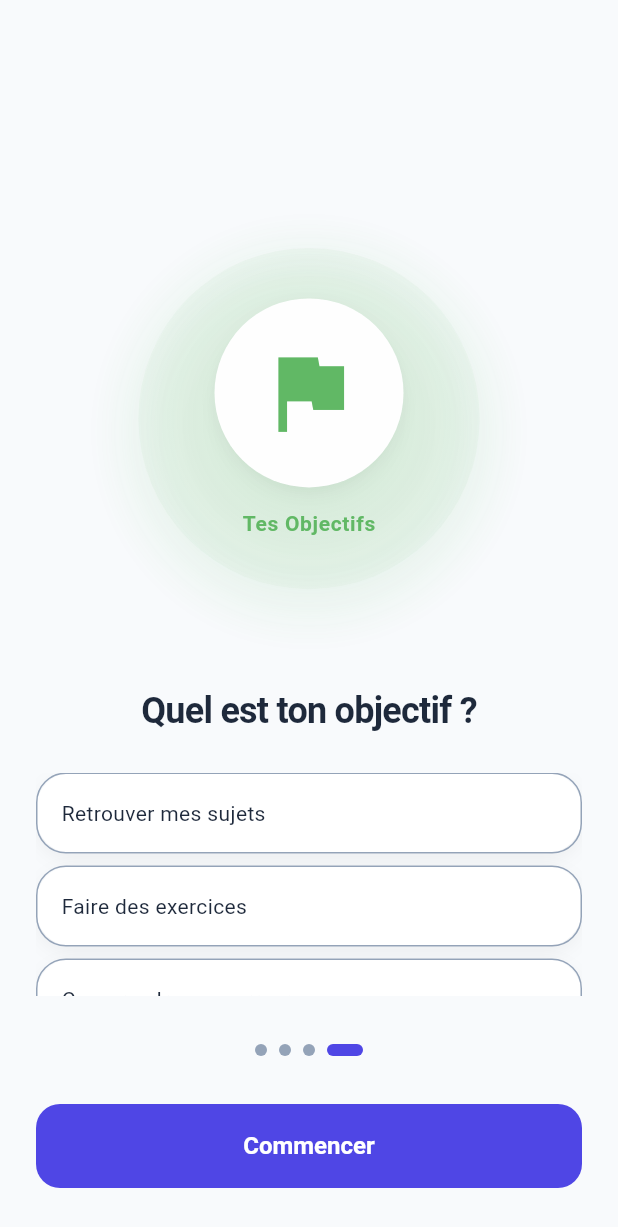
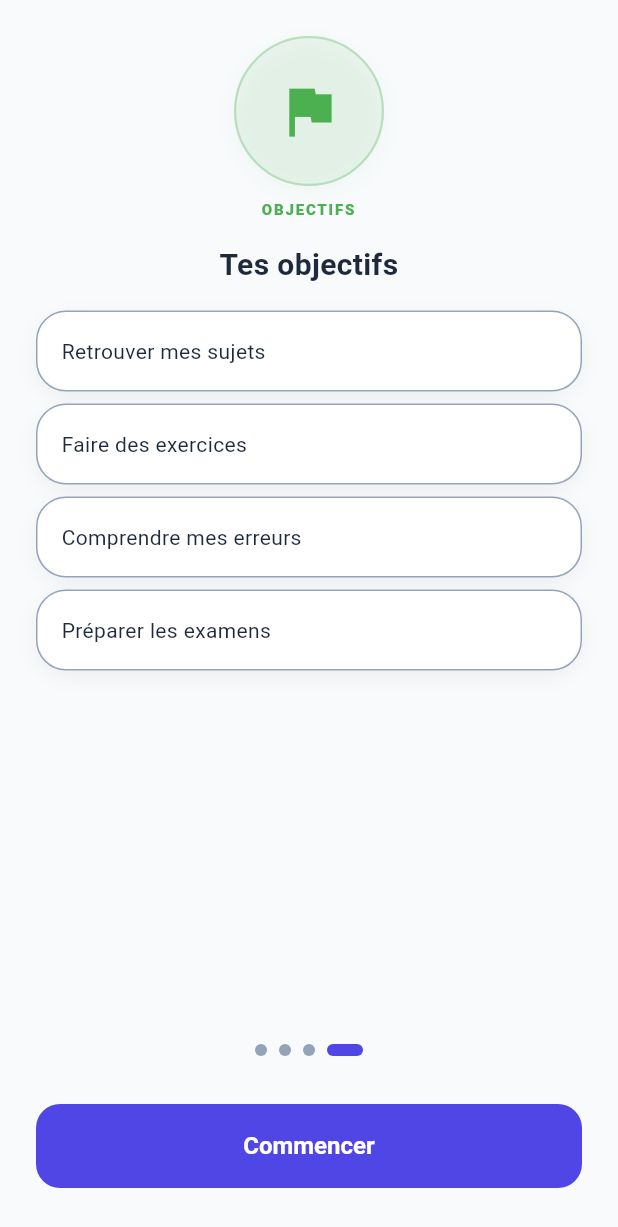
Before and after one commit to dialloabdoulghadirou1958-eng/bacnafa, a Flutter app: the screen it shows after launch, swiped to page 4, on a phone screen of 412 x 824 dp. Shown: the top 1227 px of the screen. Run offline on Flutter 3.47's test engine with Material 3 defaults, Android fonts, the phone set to English and light mode, and no system bars; our stand-ins replace flutter_riverpod, go_router.

Commit message:
Ajout de nouvelle amelioration

```diff
--- a/lib/features/onboarding/presentation/pages/onboarding_page.dart
+++ b/lib/features/onboarding/presentation/pages/onboarding_page.dart
@@ -40,10 +40,9 @@ class _OnboardingPageState extends ConsumerState<OnboardingPage> {
     return Scaffold(
       backgroundColor: AppColors.background,
       body: SafeArea(
-        child: Column(
+        child: Stack(
           children: [
-            Expanded(
-              child: PageView(
+            PageView(
               controller: _pageController,
               onPageChanged: (index) {
                 setState(() => _currentPage = index);
@@ -55,8 +54,19 @@ class _OnboardingPageState extends ConsumerState<OnboardingPage> {
                 _buildPage4(onboardingData),
               ],
             ),
+            Align(
+              alignment: Alignment.bottomCenter,
+              child: Container(
+                decoration: BoxDecoration(
+                  gradient: LinearGradient(
+                    begin: Alignment.topCenter,
+                    end: Alignment.bottomCenter,
+                    colors: [
+                      AppColors.background.withValues(alpha: 0),
+                      AppColors.background.withValues(alpha: 0.9),
+                    ],
                   ),
-            Padding(
+                ),
                 padding: EdgeInsets.symmetric(
                   horizontal: AppSpacing.lg,
                   vertical: AppSpacing.xl,
@@ -76,6 +86,7 @@ class _OnboardingPageState extends ConsumerState<OnboardingPage> {
                   ],
                 ),
               ),
+            ),
           ],
         ),
       ),
@@ -86,54 +97,50 @@ class _OnboardingPageState extends ConsumerState<OnboardingPage> {
     return Padding(
       padding: EdgeInsets.symmetric(horizontal: AppSpacing.lg),
       child: Column(
+        mainAxisAlignment: MainAxisAlignment.center,
         children: [
-          const Spacer(),
           const IllustrationCircle(
-            label: 'Apprentissage Intelligent',
+            label: 'Apprentissage',
             icon: Icons.auto_awesome,
             color: AppColors.primary,
           ),
-          SizedBox(height: AppSpacing.xxl),
+          SizedBox(height: AppSpacing.lg),
           Text(
-            'Prépare ton Bac intelligemment',
+            'Prépare ton Bac',
             textAlign: TextAlign.center,
             style: AppTextStyles.displayMedium,
           ),
-          SizedBox(height: AppSpacing.md),
+          SizedBox(height: AppSpacing.sm),
           Text(
-              'BacNafa est ton hub intelligent de sujets et corrections pour réussir ton examen avec confiance.',
+            'BacNafa est ton hub intelligent de sujets et corrections pour réussir ton examen.',
             textAlign: TextAlign.center,
             style: AppTextStyles.bodyMedium,
           ),
-          const Spacer(),
         ],
       ),
     );
   }
 
   Widget _buildPage2(OnboardingData data) {
-    final classes = ['Terminale', 'Première', 'Seconde'];
+    final classes = ['Terminale'];
     return Padding(
       padding: EdgeInsets.symmetric(horizontal: AppSpacing.lg),
       child: Column(
         children: [
-          const Spacer(),
+          SizedBox(height: AppSpacing.lg),
           const IllustrationCircle(
-            label: 'Ton Parcours',
+            label: 'Parcours',
             icon: Icons.map,
             color: AppColors.secondary,
           ),
-          SizedBox(height: AppSpacing.xxl),
+          SizedBox(height: AppSpacing.md),
           Text(
-            'Choisis ton parcours',
+            'Ton niveau',
             textAlign: TextAlign.center,
-            style: AppTextStyles.displayMedium,
+            style: AppTextStyles.headlineSmall,
           ),
-          SizedBox(height: AppSpacing.lg),
-          Expanded(
-            child: ListView(
-              padding: EdgeInsets.zero,
-              children: classes.map((c) => Padding(
+          SizedBox(height: AppSpacing.md),
+          ...classes.map((c) => Padding(
             padding: EdgeInsets.only(bottom: AppSpacing.sm),
             child: SelectionCard(
               title: c,
@@ -141,8 +148,6 @@ class _OnboardingPageState extends ConsumerState<OnboardingPage> {
               onTap: () => ref.read(onboardingProvider.notifier).updateClass(c),
             ),
           )).toList(),
-            ),
-          ),
         ],
       ),
     );
@@ -158,23 +163,20 @@ class _OnboardingPageState extends ConsumerState<OnboardingPage> {
       padding: EdgeInsets.symmetric(horizontal: AppSpacing.lg),
       child: Column(
         children: [
-          const Spacer(),
+          SizedBox(height: AppSpacing.lg),
           const IllustrationCircle(
-            label: 'Ta Série',
+            label: 'Série',
             icon: Icons.category,
             color: AppColors.aiAccent,
           ),
-          SizedBox(height: AppSpacing.xxl),
+          SizedBox(height: AppSpacing.md),
           Text(
-            'Quelle est ta série ?',
+            'Ta série',
             textAlign: TextAlign.center,
-            style: AppTextStyles.displayMedium,
+            style: AppTextStyles.headlineSmall,
           ),
-          SizedBox(height: AppSpacing.lg),
-          Expanded(
-            child: ListView(
-              padding: EdgeInsets.zero,
-              children: series.map((s) => Padding(
+          SizedBox(height: AppSpacing.md),
+          ...series.map((s) => Padding(
             padding: EdgeInsets.only(bottom: AppSpacing.sm),
             child: SelectionCard(
               title: s['name'] as String,
@@ -183,8 +185,6 @@ class _OnboardingPageState extends ConsumerState<OnboardingPage> {
               onTap: () => ref.read(onboardingProvider.notifier).updateSeries(s['name'] as String),
             ),
           )).toList(),
-            ),
-          ),
         ],
       ),
     );
@@ -201,23 +201,20 @@ class _OnboardingPageState extends ConsumerState<OnboardingPage> {
       padding: EdgeInsets.symmetric(horizontal: AppSpacing.lg),
       child: Column(
         children: [
-          const Spacer(),
+          SizedBox(height: AppSpacing.lg),
           const IllustrationCircle(
-            label: 'Tes Objectifs',
+            label: 'Objectifs',
             icon: Icons.flag,
             color: Colors.green,
           ),
-          SizedBox(height: AppSpacing.xxl),
+          SizedBox(height: AppSpacing.md),
           Text(
-            'Quel est ton objectif ?',
+            'Tes objectifs',
             textAlign: TextAlign.center,
-            style: AppTextStyles.displayMedium,
+            style: AppTextStyles.headlineSmall,
           ),
-          SizedBox(height: AppSpacing.lg),
-          Expanded(
-            child: ListView(
-              padding: EdgeInsets.zero,
-              children: goals.map((g) => Padding(
+          SizedBox(height: AppSpacing.md),
+          ...goals.map((g) => Padding(
             padding: EdgeInsets.only(bottom: AppSpacing.sm),
             child: SelectionCard(
               title: g,
@@ -233,8 +230,6 @@ class _OnboardingPageState extends ConsumerState<OnboardingPage> {
               },
             ),
           )).toList(),
-            ),
-          ),
         ],
       ),
     );
--- a/lib/features/onboarding/presentation/widgets/illustration_circle.dart
+++ b/lib/features/onboarding/presentation/widgets/illustration_circle.dart
@@ -17,71 +17,44 @@ class IllustrationCircle extends StatelessWidget {
 
   @override
   Widget build(BuildContext context) {
-    return TweenAnimationBuilder<double>(
-      duration: const Duration(milliseconds: 800),
-      tween: Tween(begin: 0.0, end: 1.0),
-      builder: (context, value, child) {
-        return Transform.scale(
-          scale: value,
-          child: Opacity(
-            opacity: value,
-            child: child,
-          ),
-        );
-      },
-      child: Container(
-        width: 260,
-        height: 260,
+    return Column(
+      mainAxisSize: MainAxisSize.min,
+      children: [
+        Container(
+          width: 100,
+          height: 100,
           decoration: BoxDecoration(
             shape: BoxShape.circle,
-          gradient: RadialGradient(
-            colors: [
-              color.withValues(alpha: 0.2),
-              color.withValues(alpha: 0.05),
-            ],
+            color: color.withValues(alpha: 0.08),
+            border: Border.all(
+              color: color.withValues(alpha: 0.3),
+              width: 1.5,
             ),
             boxShadow: [
               BoxShadow(
-              color: color.withValues(alpha: 0.1),
-              blurRadius: 30,
-              spreadRadius: 10,
-              offset: const Offset(0, 10),
+                color: color.withValues(alpha: 0.05),
+                blurRadius: 10,
+                offset: const Offset(0, 4),
               ),
             ],
           ),
           child: Center(
-          child: Column(
-            mainAxisAlignment: MainAxisAlignment.center,
-            children: [
-              Container(
-                padding: const EdgeInsets.all(AppSpacing.xl),
-                decoration: BoxDecoration(
-                  color: Colors.white,
-                  shape: BoxShape.circle,
-                  boxShadow: [
-                    BoxShadow(
-                      color: Colors.black.withValues(alpha: 0.05),
-                      blurRadius: 10,
-                      offset: const Offset(0, 5),
+            child: Icon(icon, size: 45, color: color),
+          ),
+        ),
+        SizedBox(height: AppSpacing.sm),
+        Text(
+          label.toUpperCase(),
+          style: TextStyle(
+            color: color,
+            fontWeight: FontWeight.w800,
+            fontSize: 10,
+            letterSpacing: 1.2,
+          ),
+          textAlign: TextAlign.center,
         ),
       ],
-                ),
-                child: Icon(icon, size: 80, color: color),
-              ),
-              SizedBox(height: AppSpacing.md),
-              Text(
-                label,
-                style: TextStyle(
-                  color: color,
-                  fontWeight: FontWeight.bold,
-                  fontSize: 16,
-                  letterSpacing: 0.5,
-                ),
-              ),
-            ],
-          ),
-        ),
-      ),
     );
   }
+
 }
--- a/lib/main.dart
+++ b/lib/main.dart
@@ -3,9 +3,5 @@ import 'package:flutter_riverpod/flutter_riverpod.dart';
 import 'app/app.dart';
 
 void main() {
-  runApp(
-    const ProviderScope(
-      child: BacNafaApp(),
-    ),
-  );
+  runApp(const ProviderScope(child: BacNafaApp()));
 }
```
Also changed, not shown: kilo.json (added, +9 -0 lines), lib/app/router.dart (+27 -0 lines), lib/features/home/presentation/pages/home_page.dart (+12 -0 lines), lib/features/quiz/data/mock_quiz_repository.dart (added, +24 -0 lines), lib/features/quiz/domain/models/quiz_models.dart (added, +37 -0 lines), lib/features/quiz/presentation/pages/quiz_page.dart (added, +118 -0 lines), 2 other files. Lines whose indentation alone changed are shown as unchanged.
